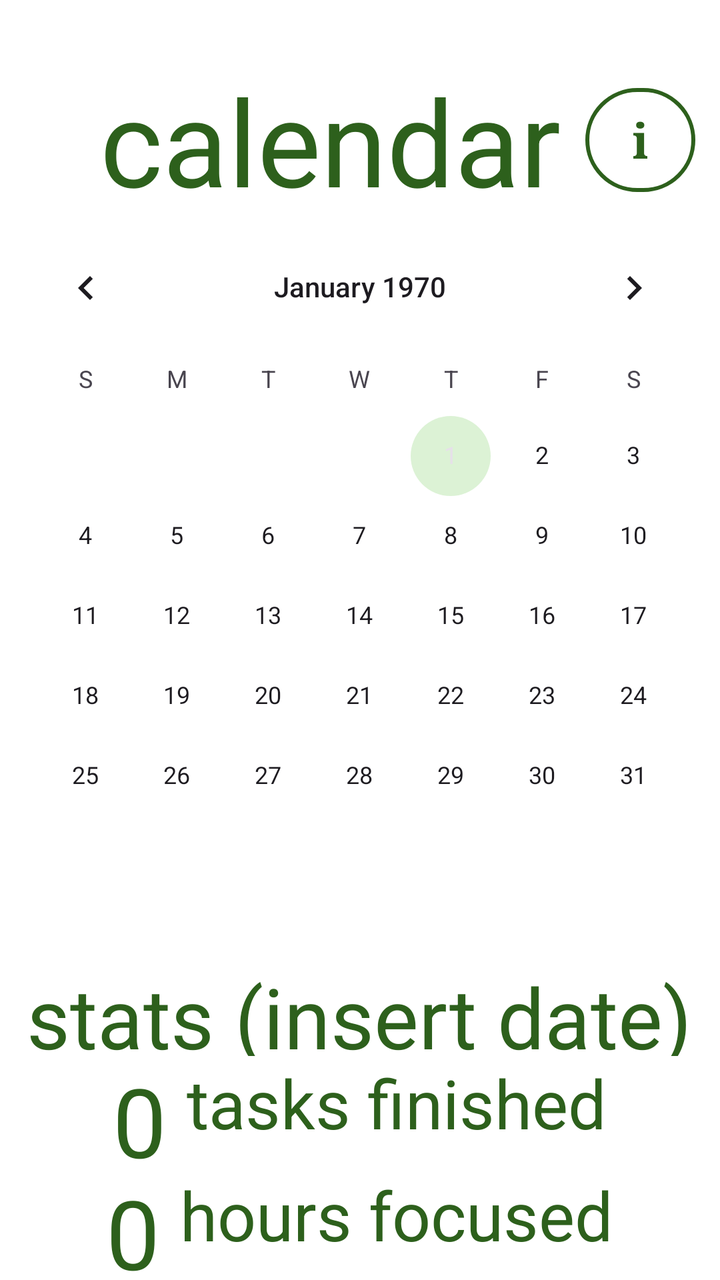
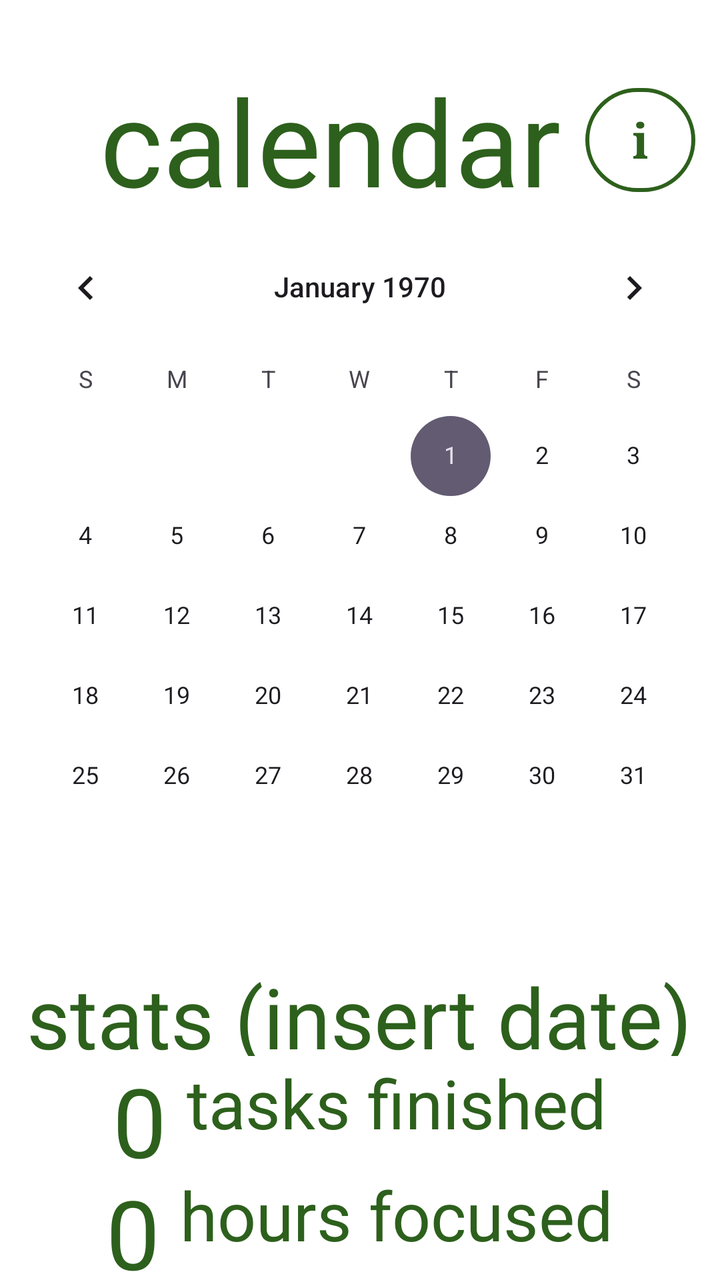

Before-and-after screenshots of an Android layout around one commit, followed by the original layout XML and the change that was made.
<!-- AndroidManifest.xml: application theme Theme.Zen -->
<!-- res/layout/fragment_calendar.xml -->
<?xml version="1.0" encoding="utf-8"?>
<FrameLayout xmlns:android="http://schemas.android.com/apk/res/android"
    xmlns:app="http://schemas.android.com/apk/res-auto"
    xmlns:tools="http://schemas.android.com/tools"
    android:layout_width="match_parent"
    android:layout_height="match_parent"
    tools:context=".calendar.CalendarFragment">


    <androidx.constraintlayout.widget.ConstraintLayout
        android:layout_width="match_parent"
        android:layout_height="match_parent">

        <TextView
            android:id="@+id/textView5"
            android:layout_width="wrap_content"
            android:layout_height="wrap_content"
            android:layout_marginStart="50dp"
            android:layout_marginTop="30dp"
            android:text="@string/calendar"
            android:textColor="@color/dark_green"
            android:textSize="60sp"
            app:layout_constraintEnd_toEndOf="parent"
            app:layout_constraintHorizontal_bias="0.0"
            app:layout_constraintStart_toStartOf="parent"
            app:layout_constraintTop_toTopOf="parent" />

        <CalendarView
            android:id="@+id/calendarView"
            android:layout_width="match_parent"
            android:layout_height="350dp"
            app:layout_constraintBottom_toTopOf="@+id/linearLayout"
            app:layout_constraintEnd_toEndOf="parent"
            app:layout_constraintStart_toStartOf="parent"
            app:layout_constraintTop_toBottomOf="@+id/textView5" />

        <Button
            android:id="@+id/calendarInfoButton"
            android:layout_width="55dp"
            android:layout_height="60dp"
            android:backgroundTint="@color/white"
            android:fontFamily="serif"
            android:text="@string/calendar_info"
            android:textColor="@color/dark_green"
            android:textSize="24sp"
            android:textStyle="bold"
            app:cornerRadius="30dp"
            app:layout_constraintBottom_toBottomOf="@+id/textView5"
            app:layout_constraintEnd_toEndOf="parent"
            app:layout_constraintStart_toEndOf="@+id/textView5"
            app:layout_constraintTop_toTopOf="@+id/textView5"
            app:strokeColor="@color/dark_green"
            app:strokeWidth="2dp" />

        <LinearLayout
            android:id="@+id/linearLayout"
            android:layout_width="0dp"
            android:layout_height="0dp"
            android:gravity="center"
            android:orientation="vertical"
            app:layout_constraintBottom_toBottomOf="parent"
            app:layout_constraintEnd_toEndOf="parent"
            app:layout_constraintStart_toStartOf="parent"
            app:layout_constraintTop_toBottomOf="@+id/calendarView">

            <TextView
                android:id="@+id/calendarStatText"
                android:layout_width="wrap_content"
                android:layout_height="wrap_content"
                android:layout_marginTop="20dp"
                android:layout_weight="1"
                android:text="@string/stats_insert_date"
                android:textColor="@color/dark_green"
                android:textSize="42sp" />

            <androidx.constraintlayout.widget.ConstraintLayout
                android:layout_width="wrap_content"
                android:layout_height="wrap_content"
                android:layout_weight="1">

                <TextView
                    android:id="@+id/calTasksFinishedText"
                    android:layout_width="wrap_content"
                    android:layout_height="wrap_content"
                    android:layout_marginStart="10dp"
                    android:layout_marginBottom="10dp"
                    android:text="@string/tasks_finished"
                    android:textColor="@color/dark_green"
                    android:textSize="34sp"
                    app:layout_constraintBottom_toBottomOf="@+id/calTasksFinishedNumber"
                    app:layout_constraintStart_toEndOf="@+id/calTasksFinishedNumber" />

                <TextView
                    android:id="@+id/calTasksFinishedNumber"
                    android:layout_width="wrap_content"
                    android:layout_height="wrap_content"
                    android:text="0"
                    android:textColor="@color/dark_green"
                    android:textSize="48sp"
                    app:layout_constraintStart_toStartOf="parent"
                    app:layout_constraintTop_toTopOf="parent" />
            </androidx.constraintlayout.widget.ConstraintLayout>

            <androidx.constraintlayout.widget.ConstraintLayout
                android:layout_width="wrap_content"
                android:layout_height="wrap_content"
                android:layout_weight="1">

                <TextView
                    android:id="@+id/calHoursFocusedText"
                    android:layout_width="wrap_content"
                    android:layout_height="wrap_content"
                    android:layout_marginStart="10dp"
                    android:layout_marginBottom="10dp"
                    android:text="@string/hours_focused"
                    android:textColor="@color/dark_green"
                    android:textSize="34sp"
                    app:layout_constraintBottom_toBottomOf="@+id/calHoursFocusedNumber"
                    app:layout_constraintStart_toEndOf="@+id/calHoursFocusedNumber" />

                <TextView
                    android:id="@+id/calHoursFocusedNumber"
                    android:layout_width="wrap_content"
                    android:layout_height="wrap_content"
                    android:text="0"
                    android:textColor="@color/dark_green"
                    android:textSize="48sp"
                    app:layout_constraintStart_toStartOf="parent"
                    app:layout_constraintTop_toTopOf="parent" />
            </androidx.constraintlayout.widget.ConstraintLayout>

        </LinearLayout>
    </androidx.constraintlayout.widget.ConstraintLayout>

</FrameLayout>
<!-- resources referenced by this layout -->
<resources>
  <color name="dark_green">#FF2D601C</color>
  <color name="white">#FFFFFFFF</color>
  <string name="calendar">calendar</string>
  <string name="calendar_info">i</string>
  <string name="hours_focused">hours focused</string>
  <string name="stats_insert_date">stats (insert date)</string>
  <string name="tasks_finished">tasks finished</string>
  <style name="Theme.Zen" parent="Base.Theme.Zen" />
  <style name="Base.Theme.Zen" parent="Theme.Material3.Light.NoActionBar">
          <item name="colorPrimary">@color/green</item>
          <item name="colorPrimaryDark">@color/dark_green</item>
          <item name="colorAccent">@color/light_green</item>
          <item name="android:windowBackground">@color/white</item>
      </style>
  <color name="green">#FF9ED08E</color>
  <color name="light_green">#FFDCF2D5</color>
</resources>

<!-- the commit's change to res/layout/fragment_calendar.xml (unified diff, before → after) -->
@@ -41,6 +41,7 @@
             android:backgroundTint="@color/white"
             android:fontFamily="serif"
             android:text="@string/calendar_info"
+            android:contentDescription="@string/calendar_info_description"
             android:textColor="@color/dark_green"
             android:textSize="24sp"
             android:textStyle="bold"
<!-- resource entries referenced after the edit -->
@@ -4,17 +4,50 @@
   <color name="white">#FFFFFFFF</color>
   <string name="calendar">calendar</string>
   <string name="calendar_info">i</string>
+  <string name="calendar_info_description">What the calendar colours mean</string>
   <string name="hours_focused">hours focused</string>
   <string name="stats_insert_date">stats (insert date)</string>
   <string name="tasks_finished">tasks finished</string>
   <style name="Theme.Zen" parent="Base.Theme.Zen" />
   <style name="Base.Theme.Zen" parent="Theme.Material3.Light.NoActionBar">
-          <item name="colorPrimary">@color/green</item>
-          <item name="colorPrimaryDark">@color/dark_green</item>
-          <item name="colorAccent">@color/light_green</item>
+          
+          <item name="colorPrimary">@color/dark_green</item>
+          <item name="colorOnPrimary">@color/white</item>
+          <item name="colorPrimaryContainer">@color/green</item>
+          <item name="colorOnPrimaryContainer">@color/dark_green</item>
+          <item name="colorSecondaryContainer">@color/light_green</item>
+          <item name="colorOnSecondaryContainer">@color/dark_green</item>
+          <item name="colorSurface">@color/white</item>
+          <item name="colorOnSurface">@color/dark_green</item>
+          <item name="colorOnSurfaceVariant">@color/text_secondary</item>
+          <item name="colorOutline">@color/outline</item>
+          
+          <item name="colorSurfaceContainerHighest">#FFEFEFEF</item>
           <item name="android:windowBackground">@color/white</item>
+          <item name="materialButtonStyle">@style/Widget.Zen.Button</item>
+          <item name="materialSwitchStyle">@style/Widget.Zen.Switch</item>
       </style>
   <color name="green">#FF9ED08E</color>
   <color name="light_green">#FFDCF2D5</color>
+  <color name="text_secondary">#FF5E5E5E</color>
+  <color name="outline">#FF767676</color>
+  <style name="Widget.Zen.Button" parent="Widget.Material3.Button">
+          <item name="backgroundTint">@color/green</item>
+          <item name="android:textColor">@color/dark_green</item>
+          <item name="android:textStyle">bold</item>
+          <item name="android:textSize">@dimen/text_button</item>
+          <item name="android:minHeight">@dimen/button_height</item>
+          <item name="cornerRadius">@dimen/corner_large</item>
+      </style>
+  <style name="Widget.Zen.Switch" parent="Widget.Material3.CompoundButton.MaterialSwitch">
+          <item name="android:minHeight">@dimen/touch_target</item>
+          <item name="android:textColor">@color/dark_green</item>
+          <item name="android:textSize">@dimen/text_body_large</item>
+      </style>
+  <dimen name="text_button">22sp</dimen>
+  <dimen name="button_height">64dp</dimen>
+  <dimen name="corner_large">24dp</dimen>
+  <dimen name="touch_target">48dp</dimen>
+  <dimen name="text_body_large">18sp</dimen>
 </resources>
 
